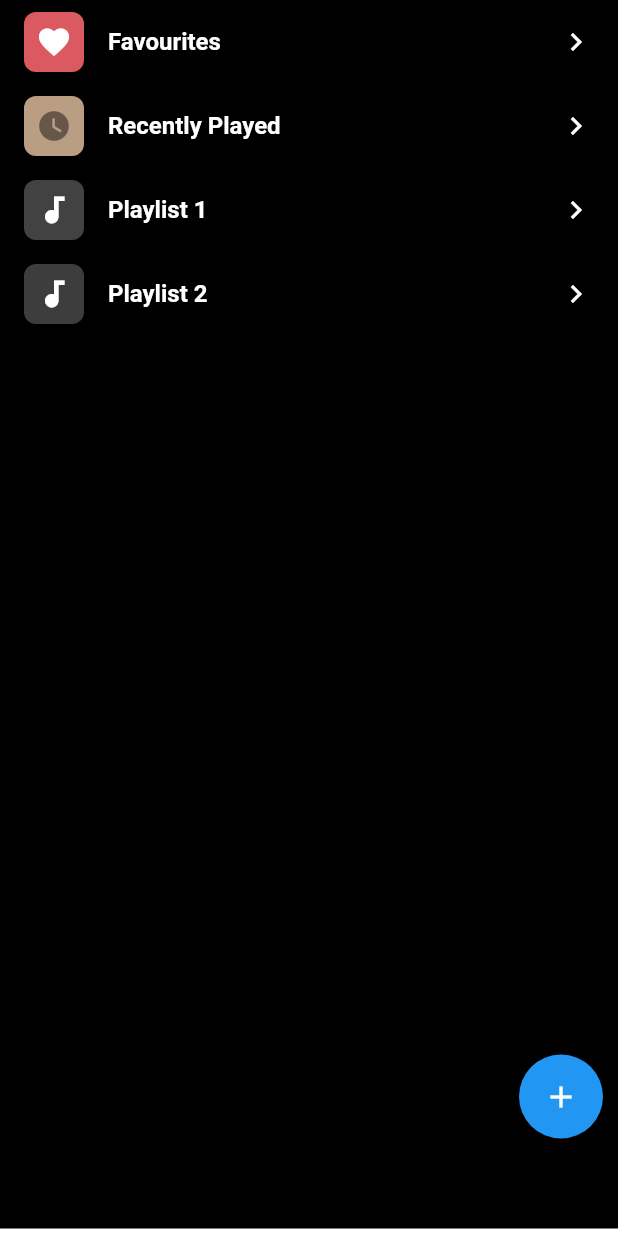
After one commit to thisisrishal/Musico, a Flutter app: the ScreenPlaylists screen opened directly, on a phone screen of 412 x 824 dp. The commit adds this screen. Run offline on Flutter 3.47's test engine with Material 2 defaults, Android fonts, the phone set to English and light mode, and no system bars; our stand-ins replace assets_audio_player, audio_video_progress_bar.

Commit message:
completed UI of old

```diff
--- /dev/null
+++ b/lib/custom/listOfPlaylist.dart
@@ -0,0 +1,41 @@
+import 'package:flutter/material.dart';
+
+class listofPlaylists extends StatelessWidget {
+  final String title;
+  Icon? leadingIcon;
+  Color? leadingColor;
+
+  listofPlaylists(
+      {Key? key, required this.title, this.leadingIcon, this.leadingColor})
+      : super(key: key);
+
+  @override
+  Widget build(BuildContext context) {
+    return ListTile(
+      leading: Container(
+        decoration: BoxDecoration(
+          color: leadingColor ?? Colors.grey[800],
+          borderRadius: BorderRadius.circular(8),
+        ),
+        height: 40,
+        width: 40,
+        child: leadingIcon ??
+            Icon(
+              Icons.audiotrack,
+              color: Colors.white,
+            ),
+      ),
+      title: Text(
+        title,
+        style: TextStyle(
+          color: Colors.white,
+          fontWeight: FontWeight.w600,
+        ),
+      ),
+      trailing: Icon(
+        Icons.navigate_next,
+        color: Colors.white,
+      ),
+    );
+  }
+}
--- a/lib/custom/musicList.dart
+++ b/lib/custom/musicList.dart
@@ -1,8 +1,5 @@
 import 'package:flutter/material.dart';
-import 'package:musico_scratch/custom/listOfSongs.dart';
-
-import '../openAssetAudio/openAssetAudio.dart';
-import '../pages/NowPlaying.dart';
+import 'package:musico_scratch/screens/NowPlaying.dart';
 
 class MusicList extends StatelessWidget {
   String imageurl;
--- a/lib/main.dart
+++ b/lib/main.dart
@@ -1,5 +1,5 @@
 import 'package:flutter/material.dart';
-import 'package:musico_scratch/pages/MyHome.dart';
+import 'package:musico_scratch/screens/MyHome.dart';
 
 void main() {
   runApp(const Musico());
--- /dev/null
+++ b/lib/screens/ScreenPlaylists.dart
@@ -0,0 +1,51 @@
+import 'package:flutter/material.dart';
+import 'package:musico_scratch/custom/listOfPlaylist.dart';
+
+class ScreenPlaylists extends StatelessWidget {
+  const ScreenPlaylists({Key? key}) : super(key: key);
+
+  @override
+  Widget build(BuildContext context) {
+    return Container(
+      margin: EdgeInsets.only(bottom: 5),
+      child: Scaffold(
+        backgroundColor: Colors.black,
+        body: Stack(
+          children: [
+            ListView(
+              children: [
+                listofPlaylists(
+                  leadingIcon: Icon(
+                    Icons.favorite,
+                    color: Colors.white,
+                  ),
+                  leadingColor: Color(0xffdb5960),
+                  title: 'Favourites',
+                ),
+                listofPlaylists(
+                  leadingIcon: Icon(Icons.watch_later),
+                  leadingColor: Color(0xffba9e84),
+                  title: 'Recently Played',
+                ),
+                listofPlaylists(
+                  title: 'Playlist 1',
+                ),
+                listofPlaylists(
+                  leadingColor: Color(0xff3d3d3d),
+                  title: 'Playlist 2',
+                ),
+              ],
+            ),
+            Positioned(
+                right: 10,
+                bottom: 60,
+                child: FloatingActionButton(
+                  onPressed: () {},
+                  child: Icon(Icons.add),
+                ))
+          ],
+        ),
+      ),
+    );
+  }
+}
--- a/lib/pages/PageSongs.dart
+++ b/lib/screens/ScreenSongs.dart
@@ -2,8 +2,8 @@ import 'package:flutter/material.dart';
 import 'package:musico_scratch/custom/listOfSongs.dart';
 import 'package:musico_scratch/custom/musicList.dart';
 
-class PageSongs extends StatelessWidget {
-  PageSongs({Key? key}) : super(key: key);
+class ScreenSongs extends StatelessWidget {
+  ScreenSongs({Key? key}) : super(key: key);
 
 
   @override
```
Also changed, not shown: lib/custom/customTexts.dart (+7 -0 lines), lib/screens/MyHome.dart (renamed from lib/pages/MyHome.dart, +8 -5 lines), lib/screens/ScreenAlbums.dart (added, +65 -0 lines), lib/screens/ScreenArtists.dart (added, +35 -0 lines), lib/screens/NowPlaying.dart (renamed from lib/pages/NowPlaying.dart).
